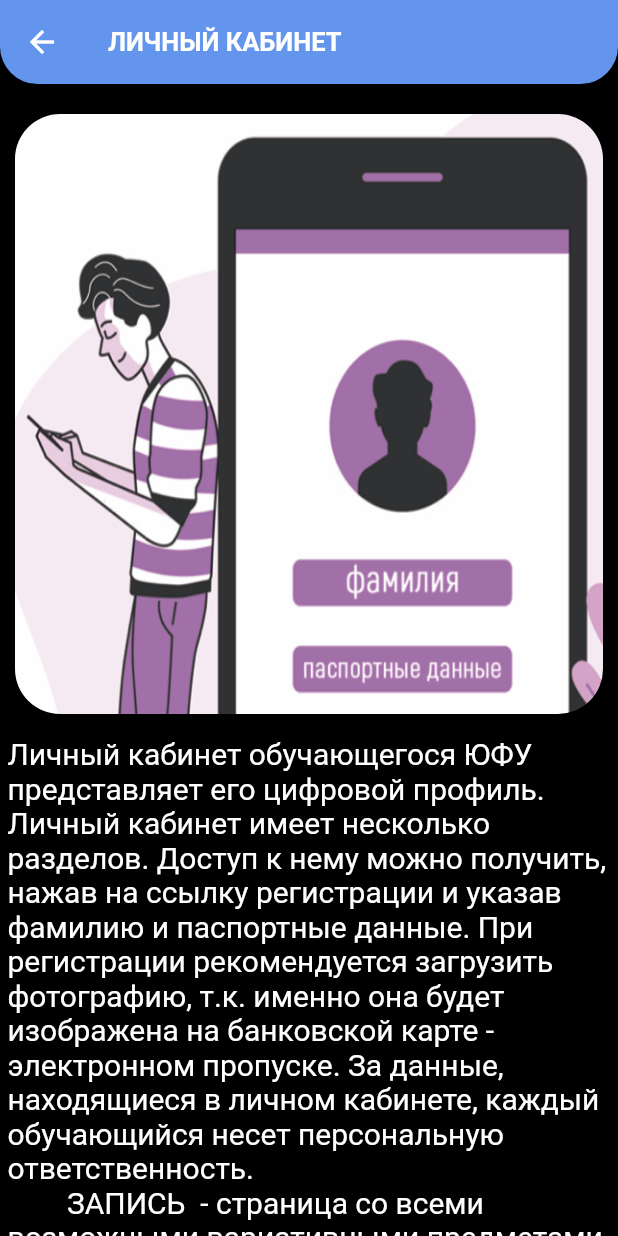
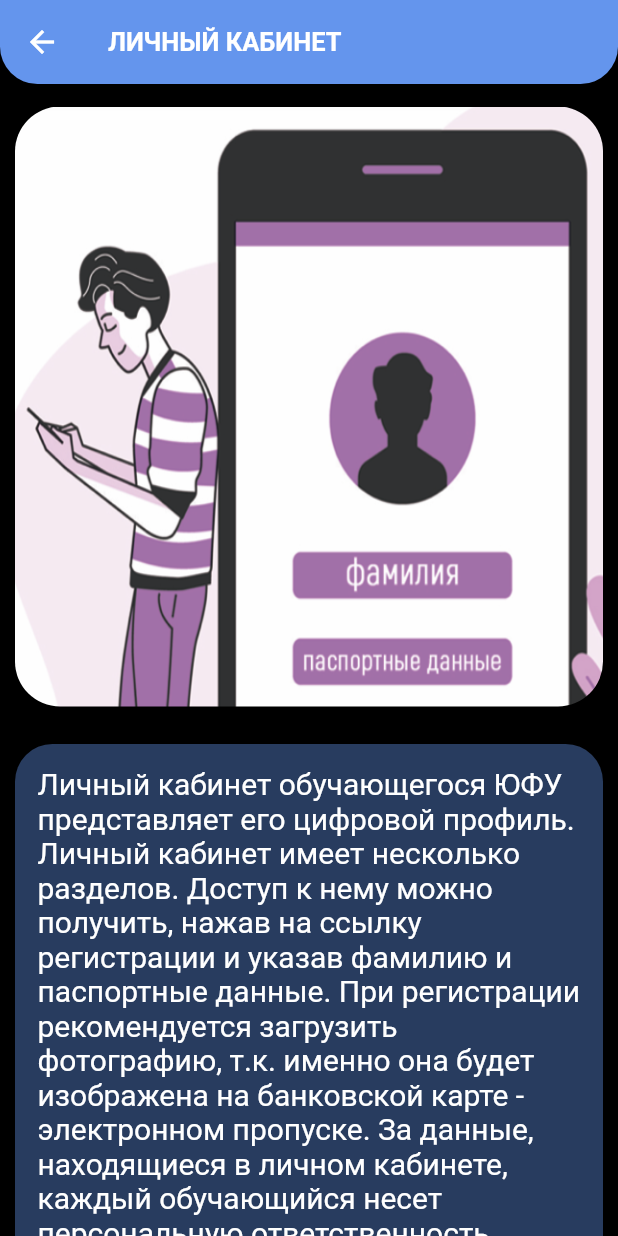
Before and after one commit to AndreyKondakovGW/Project-Sbornik-Pervokursnika-, a Flutter app: the ArticleWidget screen opened by its route, on a phone screen of 412 x 824 dp. Run offline on Flutter 3.47's test engine with Material 2 defaults, Android fonts, the phone set to English and light mode, and no system bars; our stand-ins replace bloc, flutter_bloc.

Commit message:
Изменен дизайн статьи

```diff
--- a/lib/WidgetsArticles/ArticleWidget.dart
+++ b/lib/WidgetsArticles/ArticleWidget.dart
@@ -29,7 +29,7 @@ class ArticleWidget extends StatelessWidget {
               children: <Widget>[
                 Container(
                   margin:
-                      EdgeInsets.only(top: 20, left: 10, right: 10, bottom: 10),
+                      EdgeInsets.only(top: 15, left: 10, right: 10, bottom: 15),
                   height: 400,
                   decoration: BoxDecoration(
                       image: DecorationImage(
@@ -40,13 +40,19 @@ class ArticleWidget extends StatelessWidget {
                 ),
                 Container(
                   decoration: BoxDecoration(
-                      borderRadius: BorderRadius.only(
-                          bottomLeft: Radius.circular(30),
-                          bottomRight: Radius.circular(30))),
+                      borderRadius: BorderRadius.all(Radius.circular(25))),
                   child: Align(
                       alignment: Alignment.center,
                       child: Container(
-                        padding: EdgeInsets.all(5),
+                        decoration: BoxDecoration(
+                          color: Color.fromRGBO(100, 149, 237, 20)
+                              .withOpacity(0.4),
+                          borderRadius: BorderRadius.all(
+                            Radius.circular(25.0),
+                          ),
+                        ),
+                        margin: EdgeInsets.all(10),
+                        padding: EdgeInsets.all(15),
                         child: Text(article.text,
                             textAlign: TextAlign.left,
                             style: TextStyle(
@@ -57,7 +63,7 @@ class ArticleWidget extends StatelessWidget {
                 ),
                 Container(
                   margin:
-                      EdgeInsets.only(top: 20, left: 10, right: 10, bottom: 10),
+                      EdgeInsets.only(top: 20, left: 10, right: 10, bottom: 20),
                   height: 400,
                   decoration: BoxDecoration(
                       image: DecorationImage(
--- a/lib/pages/ProfilePage.dart
+++ b/lib/pages/ProfilePage.dart
@@ -19,7 +19,7 @@ class ProfilePage extends StatelessWidget {
             child: Column(
               children: [
                 Container(
-                    child: Text('Мои теги',
+                    child: Text('Теги',
                         style: TextStyle(
                             color: Colors.white,
                             fontWeight: FontWeight.bold,
```
